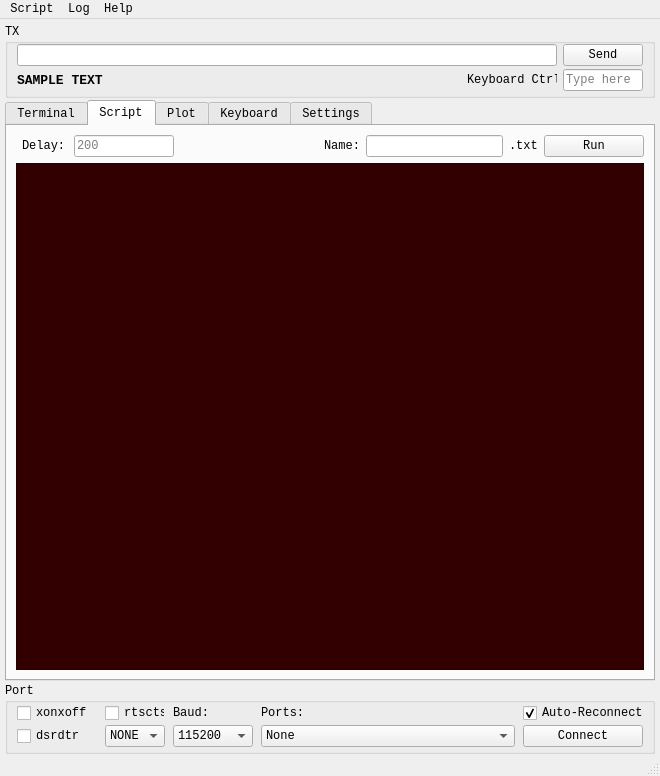
Old version of the form ui_files/serial_killer_main_window.ui in the repository careweather/SerialKiller.
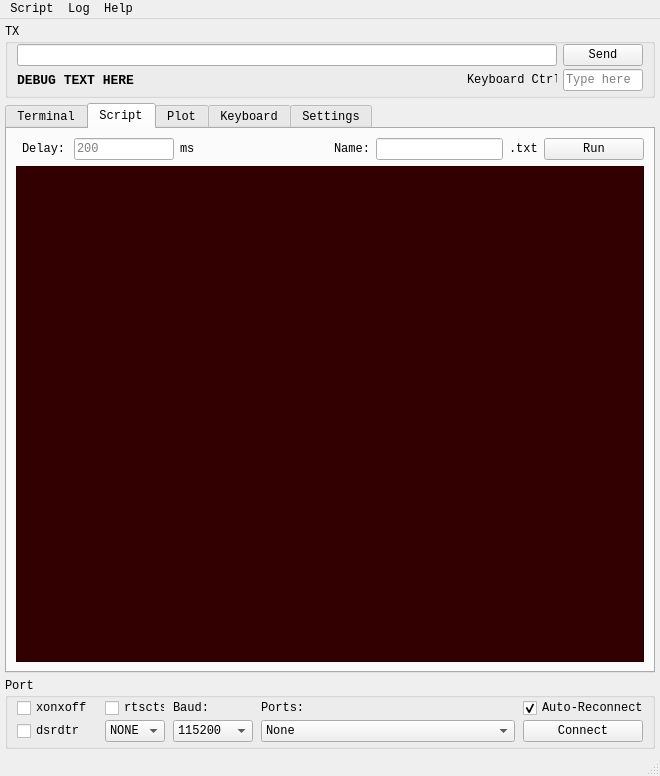
New version of the form. The open tabs and pages were chosen to show the change. Custom widgets are drawn as their Qt base class.

```diff
--- a/ui_files/serial_killer_main_window.ui
+++ b/ui_files/serial_killer_main_window.ui
@@ -68,13 +68,10 @@
      <number>5</number>
     </property>
     <property name="bottomMargin">
-     <number>0</number>
-    </property>
-    <property name="horizontalSpacing">
      <number>5</number>
     </property>
-    <property name="verticalSpacing">
-     <number>2</number>
+    <property name="spacing">
+     <number>5</number>
     </property>
     <item row="0" column="0">
      <widget class="QGroupBox" name="groupBox_output">
@@ -153,7 +150,7 @@
           </font>
          </property>
          <property name="text">
-          <string>SAMPLE TEXT</string>
+          <string>DEBUG TEXT HERE</string>
          </property>
         </widget>
        </item>
@@ -581,7 +578,53 @@
         <string>Script</string>
        </attribute>
        <layout class="QGridLayout" name="gridLayout_5">
-        <item row="0" column="7">
+        <item row="1" column="0" colspan="10">
+         <widget class="QTextEdit" name="textEdit_script">
+          <property name="font">
+           <font>
+            <family>Consolas</family>
+            <pointsize>10</pointsize>
+           </font>
+          </property>
+          <property name="styleSheet">
+           <string notr="true">background-color: rgb(50,0,0);
+color: rgb(255, 255, 255);</string>
+          </property>
+         </widget>
+        </item>
+        <item row="0" column="3">
+         <widget class="QLineEdit" name="lineEdit_delay">
+          <property name="maximumSize">
+           <size>
+            <width>100</width>
+            <height>16777215</height>
+           </size>
+          </property>
+          <property name="placeholderText">
+           <string>200</string>
+          </property>
+         </widget>
+        </item>
+        <item row="0" column="9">
+         <widget class="QPushButton" name="pushButton_run_script">
+          <property name="minimumSize">
+           <size>
+            <width>100</width>
+            <height>0</height>
+           </size>
+          </property>
+          <property name="maximumSize">
+           <size>
+            <width>120</width>
+            <height>16777215</height>
+           </size>
+          </property>
+          <property name="text">
+           <string>Run</string>
+          </property>
+         </widget>
+        </item>
+        <item row="0" column="8">
          <widget class="QLabel" name="label_15">
           <property name="maximumSize">
            <size>
@@ -594,25 +637,6 @@
           </property>
          </widget>
         </item>
-        <item row="0" column="8">
-         <widget class="QPushButton" name="pushButton_run_script">
-          <property name="minimumSize">
-           <size>
-            <width>100</width>
-            <height>0</height>
-           </size>
-          </property>
-          <property name="maximumSize">
-           <size>
-            <width>120</width>
-            <height>16777215</height>
-           </size>
-          </property>
-          <property name="text">
-           <string>Run</string>
-          </property>
-         </widget>
-        </item>
         <item row="0" column="1">
          <widget class="QLabel" name="label_2">
           <property name="maximumSize">
@@ -626,31 +650,17 @@
           </property>
          </widget>
         </item>
-        <item row="1" column="0" colspan="9">
-         <widget class="QTextEdit" name="textEdit_script">
-          <property name="font">
-           <font>
-            <family>Consolas</family>
-            <pointsize>10</pointsize>
-           </font>
-          </property>
-          <property name="styleSheet">
-           <string notr="true">background-color: rgb(50,0,0);
-color: rgb(255, 255, 255);</string>
-          </property>
-         </widget>
-        </item>
         <item row="0" column="6">
-         <widget class="QLineEdit" name="lineEdit_script_name"/>
-        </item>
-        <item row="0" column="5">
          <widget class="QLabel" name="label_16">
           <property name="text">
            <string>Name:</string>
           </property>
          </widget>
         </item>
-        <item row="0" column="4">
+        <item row="0" column="7">
+         <widget class="QLineEdit" name="lineEdit_script_name"/>
+        </item>
+        <item row="0" column="5">
          <spacer name="horizontalSpacer_6">
           <property name="orientation">
            <enum>Qt::Horizontal</enum>
@@ -663,16 +673,10 @@
           </property>
          </spacer>
         </item>
-        <item row="0" column="3">
-         <widget class="QLineEdit" name="lineEdit_delay">
-          <property name="maximumSize">
-           <size>
-            <width>100</width>
-            <height>16777215</height>
-           </size>
-          </property>
-          <property name="placeholderText">
-           <string>200</string>
+        <item row="0" column="4">
+         <widget class="QLabel" name="label_9">
+          <property name="text">
+           <string>ms</string>
           </property>
          </widget>
         </item>
```
Left out of the diff: 4 changed lines with no effect on the pictures.
